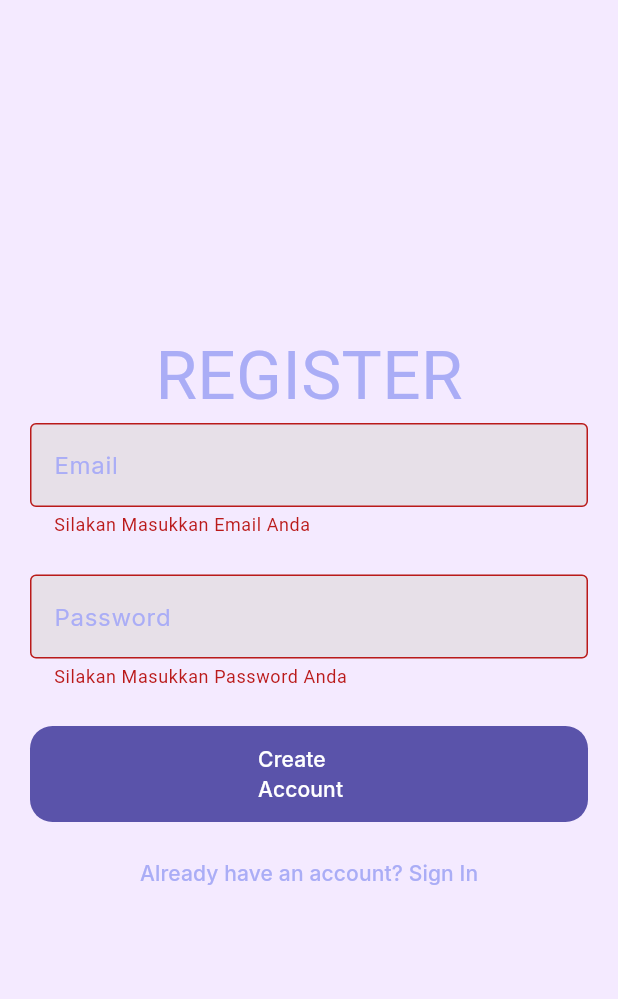
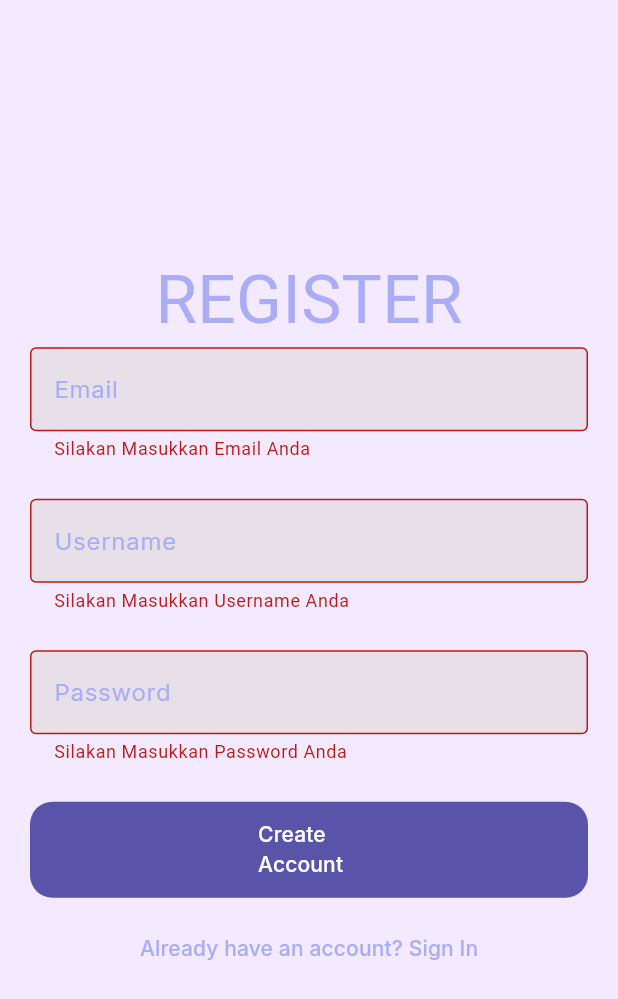
Before and after one commit to Sabrinaazh/PA-Mobile-C1-6, a Flutter app: the Regis screen opened directly, after a tap on "Create Account", on a phone screen of 412 x 824 dp. Shown: the top 999 px of the screen. Run offline on Flutter 3.47's test engine with Material 3 defaults, Android fonts, the phone set to English and light mode, and no system bars; our stand-ins replace cloud_firestore, firebase_auth, firebase_core, google_fonts; accounts and stored records are empty.

Commit message:
Add files via upload

```diff
--- a/lib/Regis.dart
+++ b/lib/Regis.dart
@@ -1,3 +1,4 @@
+import 'package:cloud_firestore/cloud_firestore.dart';
 import 'package:flutter/material.dart';
 import 'package:google_fonts/google_fonts.dart';
 import 'Auth.dart';
@@ -16,15 +17,25 @@ class _RegisState extends State<Regis> {
   final _formKey = GlobalKey<FormState>();
 
   final TextEditingController _ctrlEmail = TextEditingController();
+  final TextEditingController _ctrlUsername = TextEditingController();
   final TextEditingController _ctrlPassword = TextEditingController();
 
   handleSubmit() async {
     if (!_formKey.currentState!.validate()) return;
     final email = _ctrlEmail.value.text;
     final password = _ctrlPassword.value.text;
+    final username = _ctrlUsername.value.text;
+    FirebaseFirestore firestore = FirebaseFirestore.instance;
+    CollectionReference users = firestore.collection("users");
 
     setState(() => _loading = true);
     await Auth().regis(email, password);
+    users.add({
+      'username': username,
+    });
+    _ctrlEmail.text = '';
+    _ctrlPassword.text = '';
+    _ctrlUsername.text = '';
     setState(() => _loading = false);
   }
 
@@ -59,6 +70,34 @@ class _RegisState extends State<Regis> {
                   decoration: InputDecoration(
                     border: OutlineInputBorder(),
                     hintText: 'Email',
+                    filled: true,
+                    hintStyle: GoogleFonts.inter(
+                        textStyle: TextStyle(
+                            color: Color.fromARGB(255, 170, 173, 246))),
+                    labelStyle: GoogleFonts.inter(
+                        textStyle: TextStyle(
+                            color: Color.fromARGB(255, 170, 173, 246))),
+                    enabledBorder: OutlineInputBorder(
+                      borderSide:
+                          BorderSide(color: Color.fromARGB(255, 170, 173, 246)),
+                    ),
+                  ),
+                  style: GoogleFonts.inter(
+                      textStyle:
+                          TextStyle(color: Color.fromARGB(255, 170, 173, 246))),
+                ),
+                SizedBox(height: 25),
+                TextFormField(
+                  controller: _ctrlUsername,
+                  validator: (value) {
+                    if (value == null || value.isEmpty) {
+                      return 'Silakan Masukkan Username Anda';
+                    }
+                    return null;
+                  },
+                  decoration: InputDecoration(
+                    border: OutlineInputBorder(),
+                    hintText: 'Username',
                     filled: true,
                     hintStyle: GoogleFonts.inter(
                         textStyle: TextStyle(
--- a/lib/main.dart
+++ b/lib/main.dart
@@ -76,7 +76,7 @@ class _IntroScreenState extends State<IntroScreen> {
           mainAxisAlignment: MainAxisAlignment.center,
           children: [
             Image.asset(
-              'logo_meowpet.png',
+              'assets/logo_meowpet.png',
               width: 350,
               height: 350,
             ),
--- a/lib/splash_Screen.dart
+++ b/lib/splash_Screen.dart
@@ -24,7 +24,7 @@ class _splashscreenState extends State<splashscreen> {
                   textStyle: TextStyle(
                       fontSize: 45, color: Color.fromARGB(255, 90, 83, 170))),
             ),
-            Image(image: AssetImage("getstart.png")),
+            Image(image: AssetImage("assets/getstart.png")),
           ],
         ),
       ),
```
Also changed, not shown: lib/Login.dart (+9 -9 lines).
